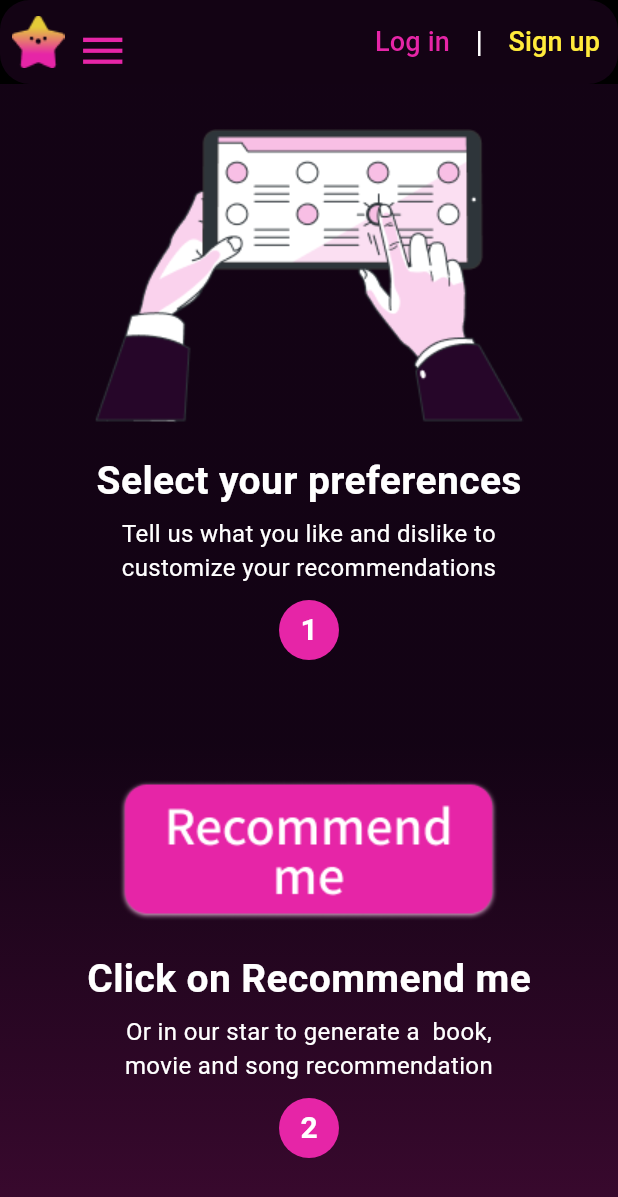
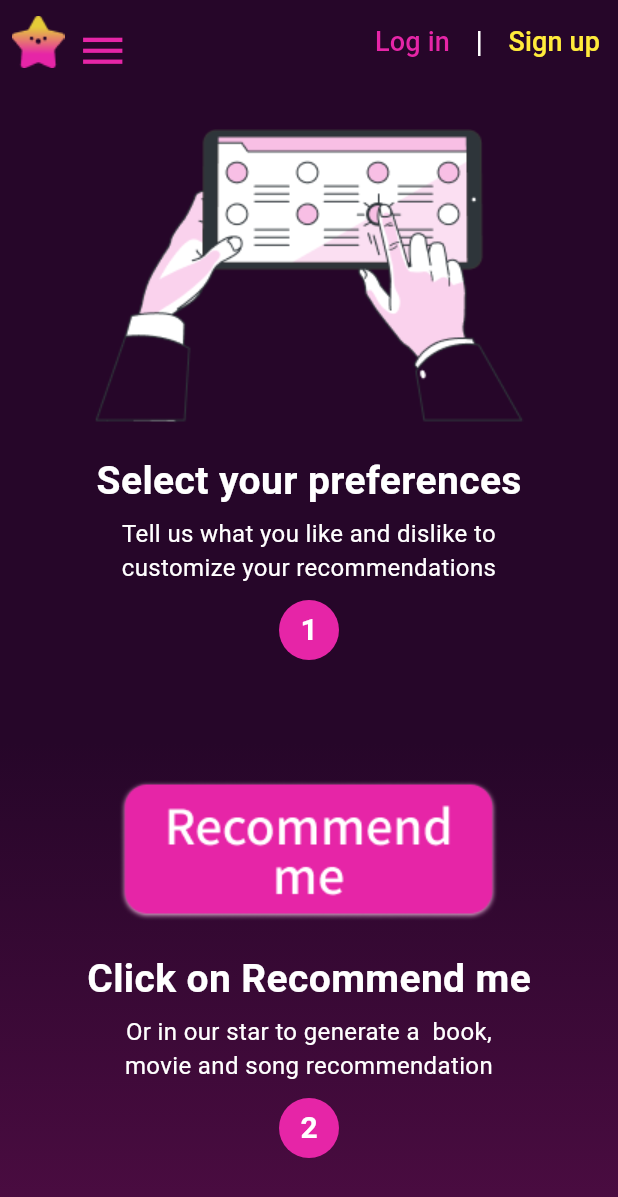
Before and after one commit to QuickCrafts/PerfectPick_Frontend, a Flutter app: the screen it shows after launch, on a phone screen of 412 x 824 dp. Shown: the top 1197 px of the screen. Run offline on Flutter 3.47's test engine with Material 3 defaults, Android fonts, the phone set to English and light mode, and no system bars; our stand-ins replace flutter_dotenv, graphql_flutter.

Commit message:
NavBar background fixed

```diff
--- a/lib/main.dart
+++ b/lib/main.dart
@@ -86,7 +86,7 @@ class MyHomePageState extends State<MyHomePage> {
   Widget build(BuildContext context) {
     return Scaffold(
       extendBodyBehindAppBar: true,
-      backgroundColor: Colors.black,
+      backgroundColor: Color(0xFF260629),
       body: CustomScrollView(
         controller: _scrollController,
         slivers: [
```
